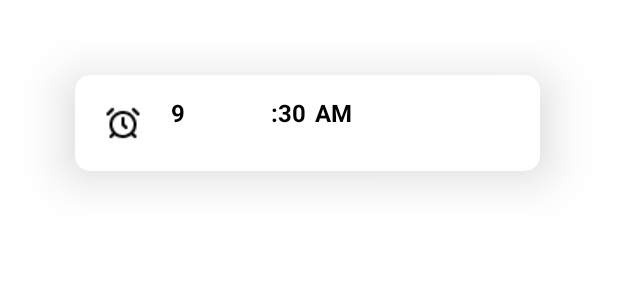
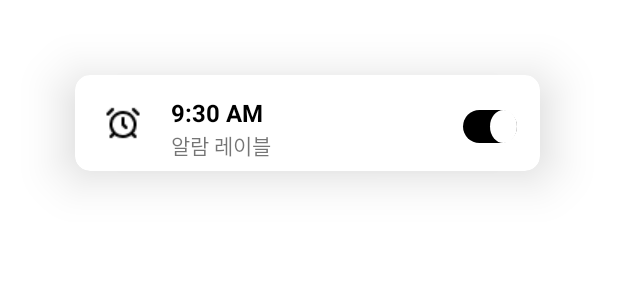
Before and after one commit to 55soup/HeyDude, an Android app: the layout alarm_recyclerview_custom.xml on its own in the app's theme, with its tools: preview values and no code run, on a phone screen of 412 x 824 dp. Shown: the top 300 px of the screen. Run offline under Robolectric (Android 15) with nearby library versions, the phone set to English and light mode, and no system bars.

Commit message:
알람 recyclerview custom xml 수정

```diff
--- a/app/src/main/java/com/mirim/hey_dude/RecordAdapter.java
+++ b/app/src/main/java/com/mirim/hey_dude/recordRecyclerView/RecordAdapter.java
@@ -1,19 +1,15 @@
-package com.mirim.hey_dude;
+package com.mirim.hey_dude.recordRecyclerView;
 
 import android.content.Context;
 import android.view.LayoutInflater;
 import android.view.View;
 import android.view.ViewGroup;
-import android.widget.Filter;
-import android.widget.Filterable;
 import android.widget.TextView;
 
 import androidx.annotation.NonNull;
 import androidx.recyclerview.widget.RecyclerView;
 
 import com.example.hey_dude.R;
-import com.mirim.hey_dude.friendRecyclerView.FriendItem;
-import com.mirim.hey_dude.friendRecyclerView.MyRecyclerAdapter;
 
 import java.util.ArrayList;
 
@@ -21,10 +17,23 @@ public class RecordAdapter extends RecyclerView.Adapter<RecordAdapter.ViewHolder
 
     private ArrayList<RecordItem> mRecordList = null;
 
+    ///////////////////////////// onclick event
+    public interface OnItemClickEventListener {
+        void onItemClick(View a_view, int a_position);
+    }
+
+    private OnItemClickEventListener mItemClickListener;
+
+    public void setOnItemClickListener(OnItemClickEventListener a_listener) {
+        mItemClickListener = a_listener;
+    }
+    ///////////////////////////// onclick event
+
     public class ViewHolder extends RecyclerView.ViewHolder {
         TextView alarmTime;
         TextView friendUserName;
         TextView pushAlarmTime;
+
 
         public ViewHolder(@NonNull View itemView) {
             super(itemView);
@@ -64,7 +73,6 @@ public class RecordAdapter extends RecyclerView.Adapter<RecordAdapter.ViewHolder
         notifyDataSetChanged();
     }
 
-
     @Override
     public int getItemCount() {
         return mRecordList.size();
--- a/app/src/main/java/com/mirim/hey_dude/RecordItem.java
+++ b/app/src/main/java/com/mirim/hey_dude/recordRecyclerView/RecordItem.java
@@ -1,4 +1,4 @@
-package com.mirim.hey_dude;
+package com.mirim.hey_dude.recordRecyclerView;
 
 public class RecordItem {
     String alarmTime;
--- a/app/src/main/res/layout/alarm_recyclerview_custom.xml
+++ b/app/src/main/res/layout/alarm_recyclerview_custom.xml
@@ -12,7 +12,7 @@
     android:background="@drawable/radius">
 
     <GridLayout
-        android:columnCount="6"
+        android:columnCount="3"
         android:rowCount="2"
         android:layout_width="wrap_content"
         android:layout_height="wrap_content">
@@ -24,35 +24,23 @@
             android:layout_marginLeft="20dp"
             android:layout_marginTop="20dp"
             android:layout_marginRight="20dp"/>
+        <LinearLayout
+            android:orientation="vertical">
             <TextView
-            android:id="@+id/hour"
-            android:text="9"
+                android:id="@+id/txtTime"
+                android:layout_width="wrap_content"
                 android:layout_height="wrap_content"
+                android:text="9:30 AM"
                 android:textColor="@color/black"
                 android:textSize="16dp"
                 android:paddingTop="14dp"
                 android:textStyle="bold"/>
             <TextView
-            android:text=":"
-            android:textColor="@color/black"
-            android:textSize="16dp"
-            android:paddingTop="14dp"
-            android:textStyle="bold"/>
-        <TextView
-            android:id="@+id/minute"
-            android:text="30"
-            android:textColor="@color/black"
-            android:textSize="16dp"
-            android:paddingTop="14dp"
-            android:textStyle="bold"/>
-        <TextView
-            android:id="@+id/am_pm"
-            android:text="AM"
-            android:textColor="@color/black"
-            android:textSize="16dp"
-            android:paddingLeft="6dp"
-            android:paddingTop="14dp"
-            android:textStyle="bold"/>
+                android:layout_width="wrap_content"
+                android:layout_height="wrap_content"
+                android:text="알람 레이블"
+                android:layout_columnSpan="2"/>
+        </LinearLayout>
         <androidx.appcompat.widget.SwitchCompat
             android:id="@+id/alarm_switch"
             android:thumb="@drawable/shape_switch_thumb"
@@ -61,8 +49,7 @@
             android:layout_marginLeft="116dp"
             android:layout_marginTop="10dp"
             android:layout_width="wrap_content"
-            android:layout_height="wrap_content"/>
-        <TextView
-            android:text="알람 레이블"/>
+            android:layout_height="wrap_content"
+            android:layout_rowSpan="2"/>
     </GridLayout>
 </androidx.cardview.widget.CardView>
```
Also changed, not shown: app/src/main/heyDude_luncher-playstore.png (added). Lines whose indentation alone changed are shown as unchanged.
